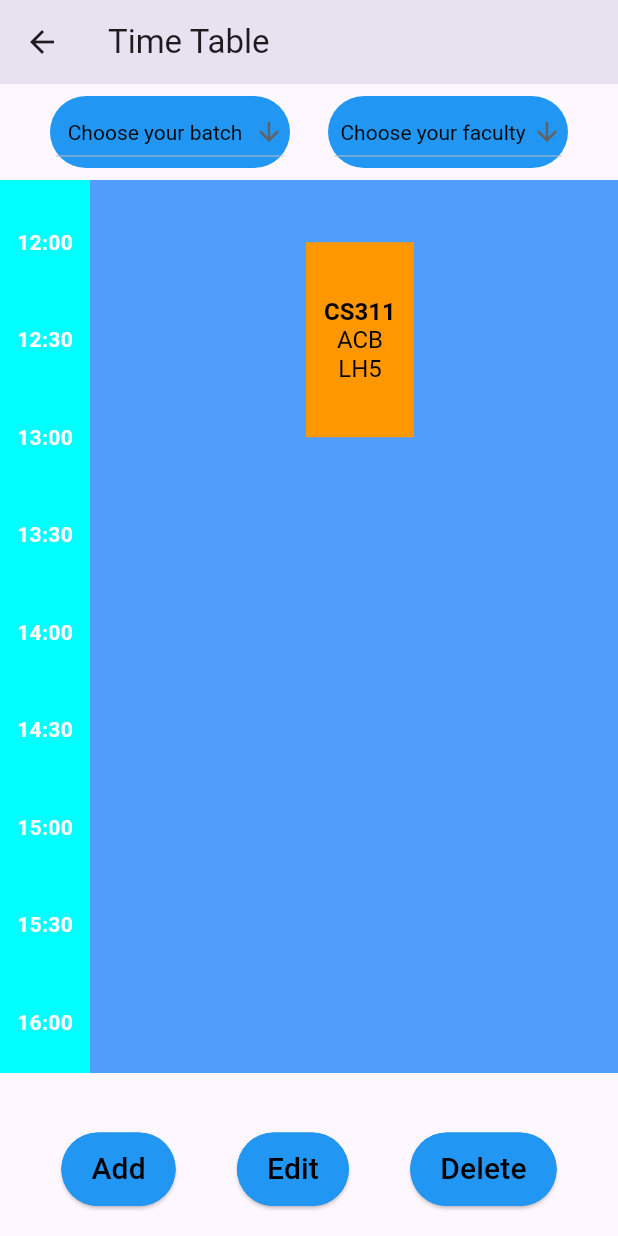
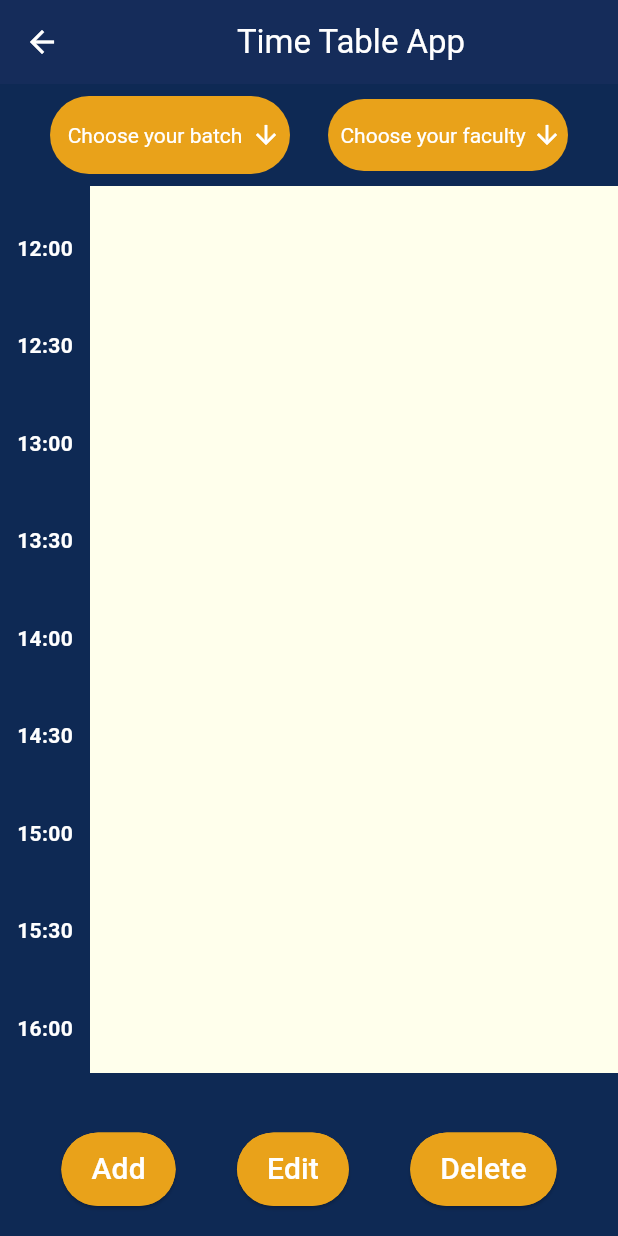
Before and after one commit to mujtabafromthedarkside/Time-Table-App, a Flutter app: the TimeTablePage screen opened directly, scrolled down 576 dp, on a phone screen of 412 x 824 dp. Run offline on Flutter 3.47's test engine with Material 3 defaults, Android fonts, the phone set to English and light mode, and no system bars; our stand-ins replace flutter_colorpicker.

Commit message:
added color_variables, removed dropdown underlines
background dark, text light

```diff
--- a/lib/config/strings.dart
+++ b/lib/config/strings.dart
@@ -0,0 +1,5 @@
+import 'package:flutter/material.dart';
+
+Color LandingPageBrightYellow = Color(0xFFE9A21A);
+Color LandingPageLightBlue = Color(0xFF357C93);
+Color LandingPageDarkBlue = Color(0xFF0E2954);
--- a/lib/screens/TimeTablePageNew.dart
+++ b/lib/screens/TimeTablePageNew.dart
@@ -4,8 +4,25 @@ import 'package:flutter/material.dart';
 import 'package:flutter_colorpicker/flutter_colorpicker.dart';
 import 'package:timetable/config/API_funcs.dart';
 import 'package:timetable/config/config.dart';
+import 'package:timetable/config/strings.dart';
 
 import 'LandingPage.dart';
+
+// Color GridColor = Color.fromARGB(255, 81, 157, 251);
+// Color SlotColor = const Color.fromARGB(255, 244, 67, 54);
+// Color DayAxisColor = Color.fromARGB(255, 0, 255, 255);
+// Color TimeAxisColor = Color.fromARGB(255, 0, 255, 255);
+// Color GridColor = Color.fromARGB(255, 255, 255, 255);
+Color GridColor = Color(0xFFFFFFEC);
+Color SlotColor = const Color.fromARGB(255, 244, 67, 54);
+Color DayAxisColor = LandingPageDarkBlue;
+Color TimeAxisColor = LandingPageDarkBlue;
+Color DropdownsBFColor = LandingPageBrightYellow; // Batch, Faculty Color
+Color EditButtonsColor = LandingPageBrightYellow;
+
+Color DropdownsTextColor = Colors.white;
+Color ButtonsTextColor = Colors.white;
+Color AppBarTextColor = Colors.white;
 
 double TimeAxisUnitLength = 65;
 double DayAxisUnitLength = 72;
@@ -26,11 +43,6 @@ int convertTimeToInteger(String time) {
 
 int TimeAxisStartTime = convertTimeToInteger(TimeAxisStartTimeString);
 int TimeAxisEndTime = convertTimeToInteger(TimeAxisEndTimeString);
-
-Color DefaultGridColor = Color.fromARGB(255, 81, 157, 251);
-Color DefaultSlotColor = const Color.fromARGB(255, 244, 67, 54);
-Color DefaultDayAxisColor = Color.fromARGB(255, 0, 255, 255);
-Color DefaultTimeAxisColor = Color.fromARGB(255, 0, 255, 255);
 
 String defaultBatchText = "Choose your batch";
 String defaultFacultyText = "Choose your faculty";
@@ -58,12 +70,12 @@ class TimetableSlot {
   String venue = "";
   String notes = "";
 
-  Color? color = DefaultGridColor;
+  Color? color = GridColor;
   // Color? color = getRandomColor();
   late double length;
 
   TimetableSlot.Empty() {
-    this.color = DefaultSlotColor;
+    this.color = SlotColor;
   }
 
   TimetableSlot.Copy(TimetableSlot other) {
@@ -131,11 +143,11 @@ class _TimeTablePageState extends State<TimeTablePage> {
   final List<TimetableSlot> ContainersToPrint = [];
   final List<TimetableSlot> TimetableSlots = [
     // TimetableSlot.FromStrings("10:00", "11:00", "Mon", "ES341", "ACB MLH", "", Colors.red),
-    TimetableSlot.FromStrings("8:00", "11:00", "Mon", "ES341", "ACB MLH GroundFLOOR like it or not", "", Colors.red),
-    TimetableSlot.FromStrings("8:00", "11:00", "Fri", "ES341", "ACB MLH", "", Colors.red),
-    TimetableSlot.FromStrings("10:00", "11:00", "Tue", "CS324", "ACB LH2", "", Colors.pink),
-    TimetableSlot.FromStrings("12:00", "13:00", "Wed", "CS311", "ACB LH5", "", Colors.orange),
-    TimetableSlot.FromStrings("8:00", "9:00", "Thu", "ES304", "ACB LH6", "", Colors.purple),
+    // TimetableSlot.FromStrings("8:00", "11:00", "Mon", "ES341", "ACB MLH GroundFLOOR like it or not", "", Colors.red),
+    // TimetableSlot.FromStrings("8:00", "11:00", "Fri", "ES341", "ACB MLH", "", Colors.red),
+    // TimetableSlot.FromStrings("10:00", "11:00", "Tue", "CS324", "ACB LH2", "", Colors.pink),
+    // TimetableSlot.FromStrings("12:00", "13:00", "Wed", "CS311", "ACB LH5", "", Colors.orange),
+    // TimetableSlot.FromStrings("8:00", "9:00", "Thu", "ES304", "ACB LH6", "", Colors.purple),
   ];
 
   bool addButtonPressed = false;
@@ -309,7 +321,7 @@ class _TimeTablePageState extends State<TimeTablePage> {
   late String enteredCourse;
   late String enteredVenue;
   late String enteredNotes;
-  late Color selectedColor = DefaultSlotColor; // Initial color
+  late Color selectedColor = SlotColor; // Initial color
 
   void ResetDialogBoxValues() {
     selectedStartTimeInDialogBox = "08:00 AM";
@@ -318,7 +330,7 @@ class _TimeTablePageState extends State<TimeTablePage> {
     enteredCourse = "";
     enteredVenue = "";
     enteredNotes = "";
-    selectedColor = DefaultSlotColor; // Initial color
+    selectedColor = SlotColor; // Initial color
   }
 
   String convertTimeToAMPM(String time) {
@@ -471,6 +483,7 @@ class _TimeTablePageState extends State<TimeTablePage> {
                       child: Center(
                         child: Padding(
                           padding: const EdgeInsets.symmetric(horizontal: 4.0),
+                          child: DropdownButtonHideUnderline(
                             child: DropdownButton<String>(
                               isExpanded: true,
                               selectedItemBuilder: (BuildContext context) {
@@ -503,6 +516,7 @@ class _TimeTablePageState extends State<TimeTablePage> {
                                 fontFamily: 'Roboto',
                               ),
                               dropdownColor: Colors.white,
+                            ),
                           ),
                         ),
                       ),
@@ -671,7 +685,7 @@ class _TimeTablePageState extends State<TimeTablePage> {
 
                 // NOTE: Take care of this above.
                 // NOT SURE ABOUT THIS CONDITION
-                if (selectedColor != DefaultSlotColor) {
+                if (selectedColor != SlotColor) {
                   newSlot.color = selectedColor;
                 }
 
@@ -722,10 +736,12 @@ class _TimeTablePageState extends State<TimeTablePage> {
   @override
   Widget build(BuildContext context) {
     return Scaffold(
+      backgroundColor: LandingPageDarkBlue,
       appBar: AppBar(
-        title: const Text("Time Table"),
+        backgroundColor: LandingPageDarkBlue,
+        title: Center(child: Text("Time Table App", style: TextStyle(color: AppBarTextColor))),
         leading: IconButton(
-          icon: Icon(Icons.arrow_back),
+          icon: Icon(Icons.arrow_back, color: AppBarTextColor),
           onPressed: () {
             // Handle back button press here
             Navigator.pushReplacement(
@@ -751,18 +767,22 @@ class _TimeTablePageState extends State<TimeTablePage> {
                   Container(
                     width: 160,
                     decoration: BoxDecoration(
-                      color: Colors.blue, // Set the background color
+                      color: LandingPageBrightYellow, // Set the background color
                       borderRadius: BorderRadius.circular(30), // Optional: Set border radius
+                      // Set decoration to null or an empty BoxDecoration to remove the border
+                      // decoration: null,
+                      border: Border.all(width: 2, color: Colors.transparent),
                     ),
                     child: Center(
                       child: Padding(
                         padding: const EdgeInsets.symmetric(horizontal: 4.0),
+                        child: DropdownButtonHideUnderline(
                           child: DropdownButton<String>(
                             isExpanded: true,
                             selectedItemBuilder: (BuildContext context) {
                               return <String>[defaultBatchText, '33', '32', '31', '30', '29'].map((String value) {
                                 // return SizedBox(width: 152, child: Center(child: Text(value, style: TextStyle(color: Colors.black))));
-                              return Center(child: Text(value, style: TextStyle(color: Colors.black, fontSize: 14)));
+                                return Center(child: Text(value, style: TextStyle(color: DropdownsTextColor, fontSize: 14)));
                               }).toList();
                             },
                             items: <String>[defaultBatchText, '33', '32', '31', '30', '29'].map((String value) {
@@ -771,6 +791,7 @@ class _TimeTablePageState extends State<TimeTablePage> {
                                 child: Center(
                                     child: Text(
                                   value,
+                                  style: TextStyle(color: DropdownsTextColor),
                                   // textAlign: TextAlign.center,
                                 )),
                               );
@@ -803,15 +824,16 @@ class _TimeTablePageState extends State<TimeTablePage> {
                             // onChanged: (_){},
                             // hint: const Text(defaultBatchText),
 
-                          icon: const Icon(Icons.arrow_downward), // Custom icon
+                            icon: Icon(Icons.arrow_downward, color: DropdownsTextColor), // Custom icon
                             iconSize: 20, // Set icon size
                             elevation: 0, // Dropdown menu elevation
-                          style: const TextStyle(
-                            color: Colors.black,
+                            style: TextStyle(
+                              color: DropdownsTextColor,
                               fontSize: 16,
                               fontFamily: 'Roboto',
                             ),
-                          dropdownColor: Colors.blue,
+                            dropdownColor: LandingPageBrightYellow,
+                          ),
                         ),
                       ),
                     ),
@@ -821,25 +843,25 @@ class _TimeTablePageState extends State<TimeTablePage> {
                   Container(
                     width: 160,
                     decoration: BoxDecoration(
-                      color: Colors.blue, // Set the background color
+                      color: LandingPageBrightYellow, // Set the background color
                       borderRadius: BorderRadius.circular(30), // Optional: Set border radius
                     ),
                     child: Center(
                       child: Padding(
                         padding: const EdgeInsets.symmetric(horizontal: 4.0),
+                        child: DropdownButtonHideUnderline(
                           child: DropdownButton<String>(
                             isExpanded: true,
                             selectedItemBuilder: (BuildContext context) {
                               return <String>[defaultFacultyText, 'AI', 'CS', 'ME'].map((String value) {
-                              return Center(child: Text(value, style: TextStyle(color: Colors.black, fontSize: 14)));
+                                return Center(child: Text(value, style: TextStyle(color: DropdownsTextColor, fontSize: 14)));
                               }).toList();
                             },
                             items: <String>[defaultFacultyText, 'AI', 'CS', 'ME'].map((String value) {
                               return DropdownMenuItem<String>(
                                 value: value,
                                 child: Center(
-                                  child: Text(
-                                value,
+                                    child: Text(value
                                         // textAlign: TextAlign.center,
                                         )),
                               );
@@ -862,15 +884,16 @@ class _TimeTablePageState extends State<TimeTablePage> {
                               }
                             },
                             value: selectedFaculty,
-                          icon: const Icon(Icons.arrow_downward), // Custom icon
+                            icon: Icon(Icons.arrow_downward, color: DropdownsTextColor), // Custom icon
                             iconSize: 20, // Set icon size
                             elevation: 0, // Dropdown menu elevation
-                          style: const TextStyle(
-                            color: Colors.black,
+                            style: TextStyle(
+                              color: DropdownsTextColor,
                               fontSize: 16,
                               fontFamily: 'Roboto',
                             ),
-                          dropdownColor: Colors.blue,
+                            dropdownColor: DropdownsBFColor,
+                          ),
                         ),
                       ),
                     ),
@@ -895,13 +918,13 @@ class _TimeTablePageState extends State<TimeTablePage> {
                                 Container(
                                   height: DayAxisBreadth,
                                   width: TimeAxisBreadth,
-                                  color: DefaultDayAxisColor,
+                                  color: DayAxisColor,
                                 ),
                                 for (int i = 0; i < daysAxis.length; i++)
                                   Container(
                                       height: DayAxisBreadth,
                                       width: DayAxisUnitLength,
-                                      color: DefaultDayAxisColor,
+                                      color: DayAxisColor,
                                       child: Center(
                                           child: Text(
                                         daysAxis[i],
@@ -923,11 +946,11 @@ class _TimeTablePageState extends State<TimeTablePage> {
                                       Container(
                                           width: TimeAxisBreadth,
                                           height: TimeAxisUnitLength,
-                                          // color: DefaultTimeAxisColor,
+                                          // color: TimeAxisColor,
                                           decoration: BoxDecoration(
-                                            color: DefaultTimeAxisColor,
+                                            color: TimeAxisColor,
                                             // makes the border disappear, nice hack
-                                            border: Border(bottom: BorderSide(color: DefaultTimeAxisColor, width: 0.0)),
+                                            border: Border(bottom: BorderSide(color: TimeAxisColor, width: 0.0)),
                                           ),
                                           child: Center(
                                               child: Text(
@@ -950,7 +973,7 @@ class _TimeTablePageState extends State<TimeTablePage> {
                                         Container(
                                           width: DayAxisUnitLength,
                                           height: TimeAxisUnitLength * (timeAxis.length * 1),
-                                          color: DefaultGridColor,
+                                          color: GridColor,
                                           child: Column(
                                             crossAxisAlignment: CrossAxisAlignment.start,
                                             children: [
@@ -968,26 +991,26 @@ class _TimeTablePageState extends State<TimeTablePage> {
                                                             deleteTimetableSlot(containerNumber);
                                                           });
                                                         });
-                                                      }
-
-                                                      if (editButtonPressed) {
+                                                      } else if (editButtonPressed) {
                                                         selectedDay = ContainersToPrint[containerNumber].dayString;
                                                         selectedStartTimeInDialogBox = convertTimeToAMPM(ContainersToPrint[containerNumber].startTimeString);
                                                         selectedEndTimeInDialogBox = convertTimeToAMPM(ContainersToPrint[containerNumber].endTimeString);
                                                         enteredCourse = ContainersToPrint[containerNumber].course;
                                                         enteredVenue = ContainersToPrint[containerNumber].venue;
                                                         enteredNotes = ContainersToPrint[containerNumber].notes;
-                                                        selectedColor = ContainersToPrint[containerNumber].color ?? DefaultSlotColor;
+                                                        selectedColor = ContainersToPrint[containerNumber].color ?? SlotColor;
                                                         showEditDialog(context, containerNumber);
-                                                        return;
+                                                      } else if (addButtonPressed) {
+                                                      } else {
+                                                        showViewDialog(context, containerNumber);
                                                       }
                                                     },
                                                     onDoubleTap: () {
-                                                      if (ContainersToPrint[containerNumber].dayString == "") return;
-                                                      if (deleteButtonPressed || addButtonPressed || editButtonPressed) return;
+                                                      // if (ContainersToPrint[containerNumber].dayString == "") return;
+                                                      // if (deleteButtonPressed || addButtonPressed || editButtonPressed) return;
 
-                                                      showViewDialog(context, containerNumber);
-                                                      return;
+                                                      // showViewDialog(context, containerNumber);
+                                                      // return;
                                                     },
                                                     child: Container(
                                                       padding: EdgeInsets.all(5),
@@ -1047,21 +1070,24 @@ class _TimeTablePageState extends State<TimeTablePage> {
                             )
                           ],
                         )))),
+
+            // Edit buttons row
             Row(
               mainAxisAlignment: MainAxisAlignment.spaceEvenly,
               children: [
+                // Add Button
                 Container(
                   // color: Colors.red,
                   margin: EdgeInsets.fromLTRB(0, 40, 0, 20),
                   decoration: BoxDecoration(
-                    color: addButtonPressed ? Colors.red : Colors.blue,
+                    color: addButtonPressed ? Colors.red : EditButtonsColor,
                     borderRadius: BorderRadius.circular(30), // Adjust the radius
                   ),
                   child: ElevatedButton(
                     style: ElevatedButton.styleFrom(
                       // padding: EdgeInsets.symmetric(horizontal: 60, vertical: 40),
                       padding: EdgeInsets.symmetric(horizontal: 20, vertical: 10),
-                      backgroundColor: addButtonPressed ? Colors.red : Colors.blue,
+                      backgroundColor: addButtonPressed ? Colors.red : EditButtonsColor,
                       foregroundColor: Colors.black,
                       shape: RoundedRectangleBorder(
                         borderRadius: BorderRadius.circular(30),
@@ -1082,25 +1108,24 @@ class _TimeTablePageState extends State<TimeTablePage> {
                     },
                     child: Text(
                       addButtonPressed ? "Cancel" : "Add",
-                      style: TextStyle(
-                        fontSize: 20,
-                        fontFamily: 'Roboto',
+                      style: TextStyle(fontSize: 20, fontFamily: 'Roboto', color: ButtonsTextColor),
                     ),
                   ),
                 ),
-                ),
+
+                // Edit Button
                 Container(
                   // color: Colors.red,
                   margin: EdgeInsets.fromLTRB(0, 40, 0, 20),
                   decoration: BoxDecoration(
-                    color: editButtonPressed ? Colors.red : Colors.blue,
+                    color: editButtonPressed ? Colors.red : EditButtonsColor,
                     borderRadius: BorderRadius.circular(30), // Adjust the radius
                   ),
                   child: ElevatedButton(
                     style: ElevatedButton.styleFrom(
                       // padding: EdgeInsets.symmetric(horizontal: 60, vertical: 40),
                       padding: EdgeInsets.symmetric(horizontal: 20, vertical: 10),
-                      backgroundColor: editButtonPressed ? Colors.red : Colors.blue,
+                      backgroundColor: editButtonPressed ? Colors.red : EditButtonsColor,
                       foregroundColor: Colors.black,
                       shape: RoundedRectangleBorder(
                         borderRadius: BorderRadius.circular(30),
@@ -1116,25 +1141,24 @@ class _TimeTablePageState extends State<TimeTablePage> {
                     },
                     child: Text(
                       editButtonPressed ? "Cancel" : "Edit",
-                      style: TextStyle(
-                        fontSize: 20,
-                        fontFamily: 'Roboto',
+                      style: TextStyle(fontSize: 20, fontFamily: 'Roboto', color: ButtonsTextColor),
                     ),
                   ),
                 ),
-                ),
+
+                // Delete Button
                 Container(
                   // color: Colors.red,
                   margin: EdgeInsets.fromLTRB(0, 40, 0, 20),
                   decoration: BoxDecoration(
-                    color: deleteButtonPressed ? Colors.red : Colors.blue,
+                    color: deleteButtonPressed ? Colors.red : EditButtonsColor,
                     borderRadius: BorderRadius.circular(30), // Adjust the radius
                   ),
                   child: ElevatedButton(
                     style: ElevatedButton.styleFrom(
                       // padding: EdgeInsets.symmetric(horizontal: 60, vertical: 40),
                       padding: EdgeInsets.symmetric(horizontal: 20, vertical: 10),
-                      backgroundColor: deleteButtonPressed ? Colors.red : Colors.blue,
+                      backgroundColor: deleteButtonPressed ? Colors.red : EditButtonsColor,
                       foregroundColor: Colors.black,
                       shape: RoundedRectangleBorder(
                         borderRadius: BorderRadius.circular(30),
@@ -1150,10 +1174,7 @@ class _TimeTablePageState extends State<TimeTablePage> {
                     },
                     child: Text(
                       deleteButtonPressed ? "Cancel" : "Delete",
-                      style: TextStyle(
-                        fontSize: 20,
-                        fontFamily: 'Roboto',
-                      ),
+                      style: TextStyle(fontSize: 20, fontFamily: 'Roboto', color: ButtonsTextColor),
                     ),
                   ),
                 ),
```
Lines whose indentation alone changed are shown as unchanged.
